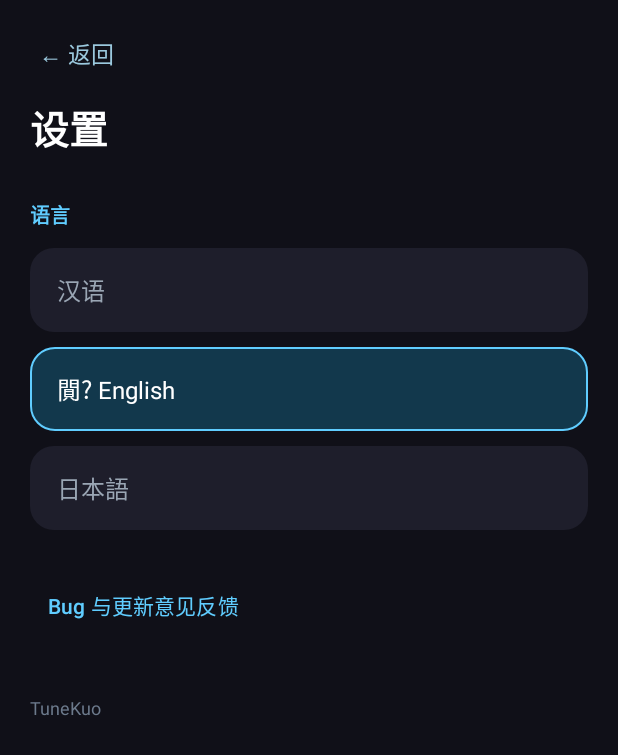
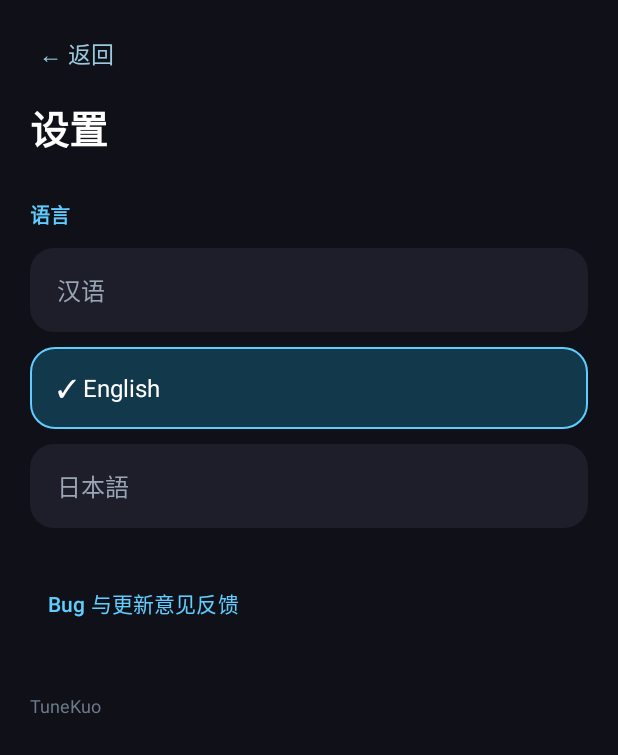
Before and after one commit to nianmenyikuo/TuneKuo, an Android app: the screen it shows after launch (MainActivity), after a tap on "设置", on a phone screen of 412 x 824 dp. Shown: the top 755 px of the screen. Run offline under Robolectric (Android 15) with nearby library versions, the light colour scheme and no system bars; pictures from the network do not load.

Commit message:
修复语言选项前的乱码字符

```diff
--- a/app/src/main/java/com/personal/tunebox/MainActivity.kt
+++ b/app/src/main/java/com/personal/tunebox/MainActivity.kt
@@ -393,7 +393,7 @@ class MainActivity : AppCompatActivity() {
                 else -> getString(R.string.lang_zh)
             }
             if (tag == cur) {
-                v.text = "閴? $label"
+                v.text = "✓ $label"
                 v.setTextColor(0xFFFFFFFF.toInt())
                 v.background = ContextCompat.getDrawable(this, R.drawable.bg_playing)
             } else {
```
